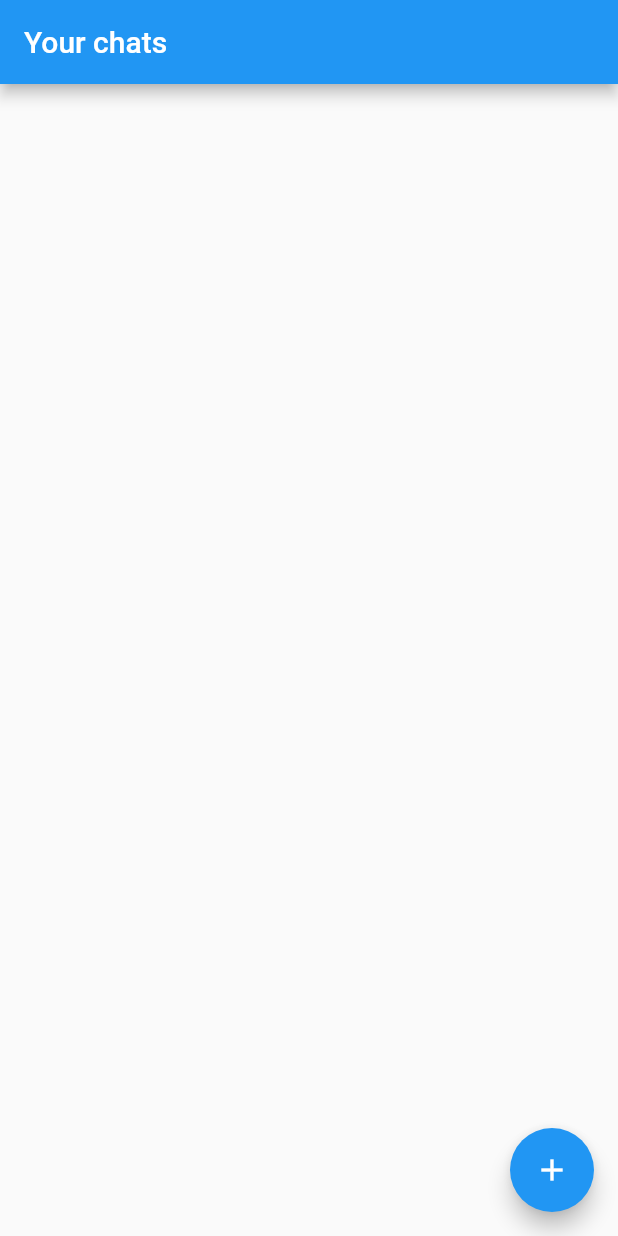
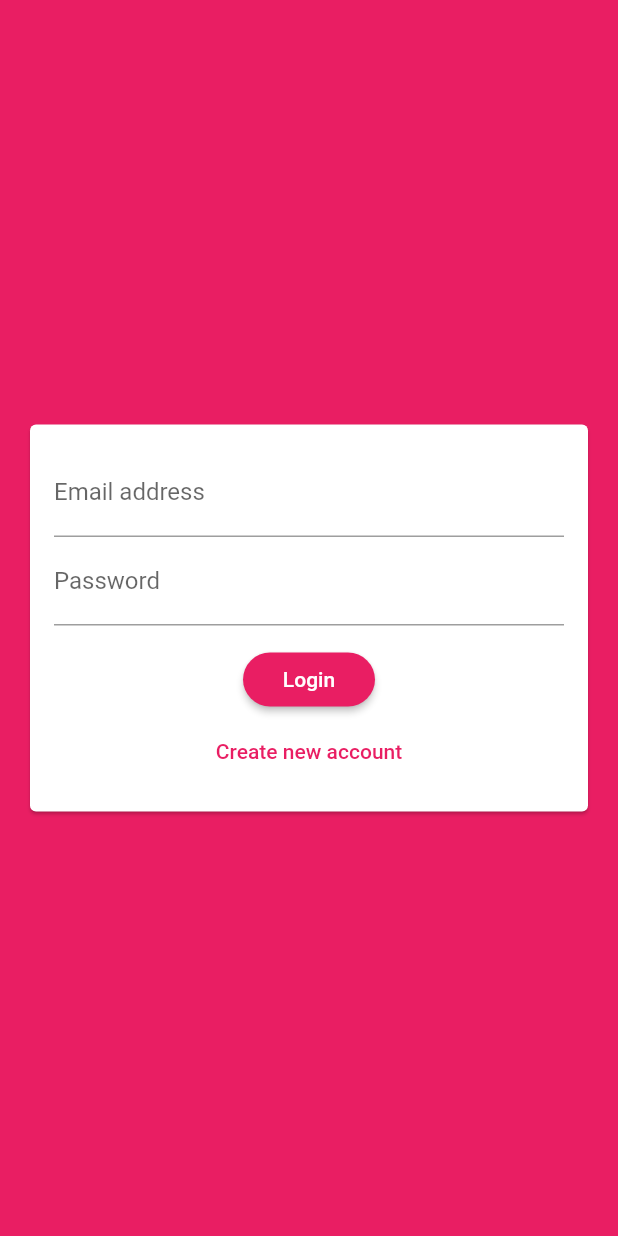
Before and after one commit to Anasmb/Chating-Flutter, a Flutter app: the screen it shows after launch, on a phone screen of 412 x 824 dp. Run offline on Flutter 3.47's test engine with Material 2 defaults, Android fonts, the phone set to English and light mode, and no system bars; our stand-ins replace cloud_firestore, firebase_core; accounts and stored records are empty.

Commit message:
+ added authentication form with validators + configured defualt theme colors

```diff
--- a/lib/main.dart
+++ b/lib/main.dart
@@ -1,5 +1,6 @@
 import 'package:flutter/material.dart';
 import 'package:firebase_core/firebase_core.dart';
+import 'package:flutter_complete_guide/screens/auth_screen.dart';
 import 'package:flutter_complete_guide/screens/chat_screen.dart';
 
 void main() async {
@@ -16,9 +17,19 @@ class MyApp extends StatelessWidget {
     return MaterialApp(
       title: 'FlutterChat',
       theme: ThemeData(
-        primarySwatch: Colors.blue,
+        primarySwatch: Colors.pink,
+        backgroundColor: Colors.pink,
+        accentColor: Colors.deepPurple,
+        accentColorBrightness: Brightness.dark,
+        buttonTheme: ButtonTheme.of(context).copyWith(
+          buttonColor: Colors.pink,
+          textTheme: ButtonTextTheme.primary,
+          shape: RoundedRectangleBorder(
+            borderRadius: BorderRadius.circular(20),
+          ),
+        ),
       ),
-      home: ChatScreen(),
+      home: AuthScreen(),
     );
   }
 }
--- a/lib/screens/auth_screen.dart
+++ b/lib/screens/auth_screen.dart
@@ -0,0 +1,19 @@
+import 'package:flutter/material.dart';
+import 'package:flutter_complete_guide/widgets/auth/auth_form.dart';
+
+class AuthScreen extends StatefulWidget {
+  const AuthScreen({Key key}) : super(key: key);
+
+  @override
+  State<AuthScreen> createState() => _AuthScreenState();
+}
+
+class _AuthScreenState extends State<AuthScreen> {
+  @override
+  Widget build(BuildContext context) {
+    return Scaffold(
+      backgroundColor: Theme.of(context).primaryColor,
+      body: AuthForm(),
+    );
+  }
+}
--- /dev/null
+++ b/lib/widgets/auth/auth_form.dart
@@ -0,0 +1,108 @@
+import 'package:flutter/material.dart';
+
+class AuthForm extends StatefulWidget {
+  const AuthForm({Key key}) : super(key: key);
+
+  @override
+  State<AuthForm> createState() => _AuthFormState();
+}
+
+class _AuthFormState extends State<AuthForm> {
+  final _formKey = GlobalKey<FormState>();
+  bool _isLogin = true;
+  String _userEmail = "";
+  String _userName = "";
+  String _userPassword = "";
+
+  void _trySubmit() {
+    //trigger all the validator in the text form fields
+    final isValid = _formKey.currentState.validate();
+    FocusScope.of(context).unfocus(); //close the keyboard
+    if (isValid) {
+      //if all validator return null
+      _formKey.currentState
+          .save(); //trigger all the onSaved in the text form fields
+    }
+  }
+
+  @override
+  Widget build(BuildContext context) {
+    return Center(
+      child: Card(
+        margin: EdgeInsets.all(20),
+        child: SingleChildScrollView(
+          child: Padding(
+            padding: EdgeInsets.all(16),
+            child: Form(
+              key: _formKey,
+              child: Column(
+                mainAxisSize: MainAxisSize
+                    .min, // to make sure the column only take hight as much as needed
+                children: [
+                  TextFormField(
+                    keyboardType: TextInputType.emailAddress,
+                    decoration: InputDecoration(labelText: "Email address"),
+                    validator: (value) {
+                      if (value.isEmpty || !value.contains("@")) {
+                        return "Please enter a valid email address";
+                      }
+                      return null;
+                    },
+                    onSaved: (value) {
+                      _userEmail = value;
+                    },
+                  ),
+                  if (!_isLogin)
+                    TextFormField(
+                      onSaved: (value) {
+                        _userName = value;
+                      },
+                      validator: (value) {
+                        if (value.isEmpty || value.length < 5) {
+                          return "Please enter at least 4 charactres.";
+                        }
+                        return null;
+                      },
+                      decoration: InputDecoration(labelText: "Username"),
+                    ),
+                  TextFormField(
+                    onSaved: (value) {
+                      _userPassword = value;
+                    },
+                    validator: (value) {
+                      if (value.isEmpty || value.length < 8) {
+                        return "Password must be at least 8 characters long.";
+                      }
+                      return null;
+                    },
+                    obscureText: true,
+                    decoration: InputDecoration(labelText: "Password"),
+                  ),
+                  SizedBox(
+                    height: 12,
+                  ),
+                  RaisedButton(
+                    child: Text(_isLogin ? "Login" : "Signup"),
+                    onPressed: _trySubmit,
+                  ),
+                  FlatButton(
+                    textColor: Theme.of(context).primaryColor,
+                    onPressed: () {
+                      setState(() {
+                        //update UI
+                        _isLogin = !_isLogin;
+                      });
+                    },
+                    child: Text(_isLogin
+                        ? "Create new account"
+                        : "I already have an account"),
+                  ),
+                ],
+              ),
+            ),
+          ),
+        ),
+      ),
+    );
+  }
+}
--- a/pubspec.yaml
+++ b/pubspec.yaml
@@ -14,13 +14,11 @@ description: A new Flutter project.
 version: 1.0.0+1
 
 environment:
-  sdk: ">=2.1.0 <3.0.0"
+  sdk: ">=2.3.0 <3.0.0"
 
 dependencies:
   flutter:
     sdk: flutter
-  firebase_core : ^1.10.2
-  firebase_database: ^9.0.8
 
   # The following adds the Cupertino Icons font to your application.
   # Use with the CupertinoIcons class for iOS style icons.
```
Also changed, not shown: lib/screens/chat_screen.dart (+7 -4 lines), pubspec.lock, 2 other files.
